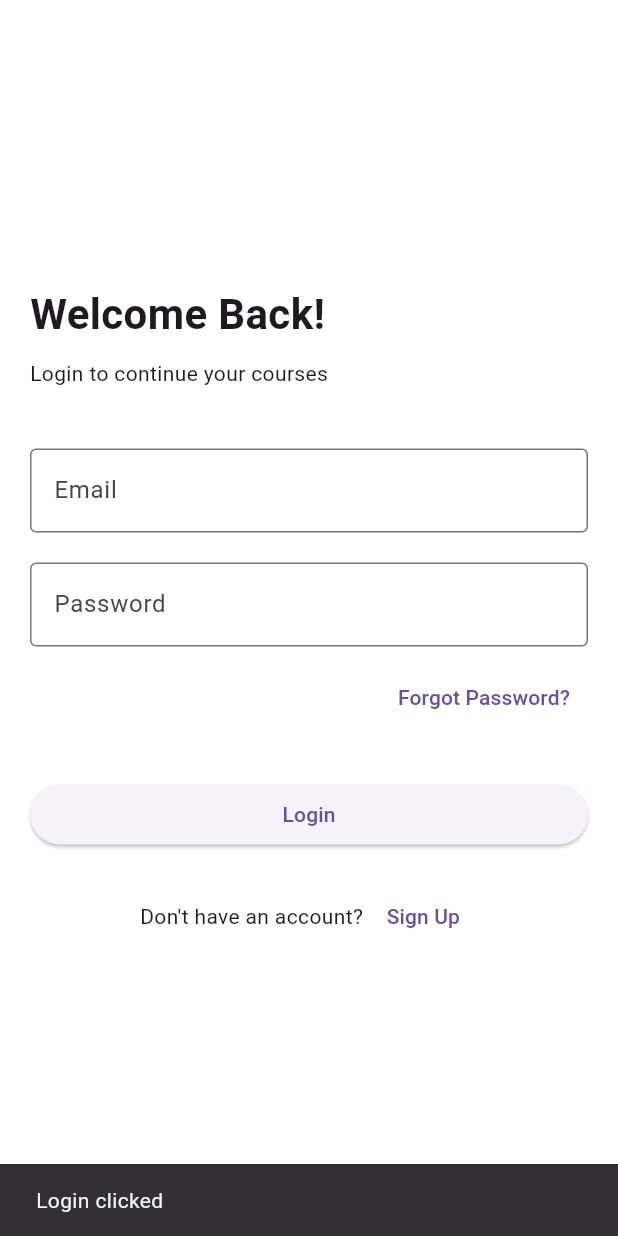
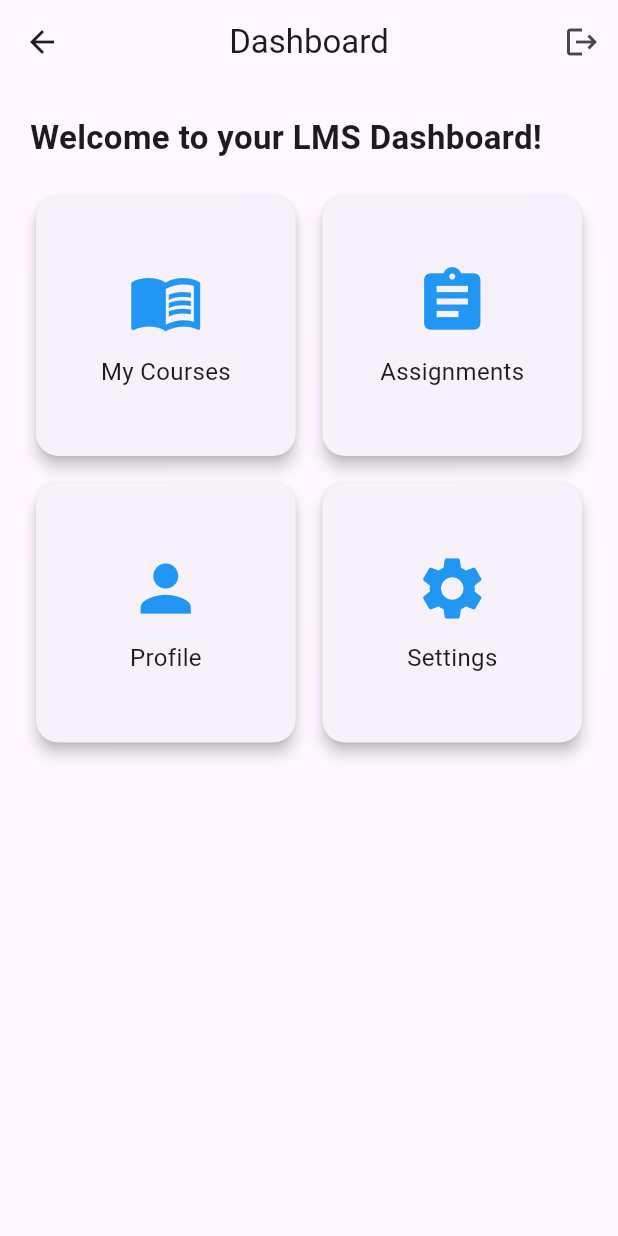
Before and after one commit to JhalakChitra/LearningManagmentSystem, a Flutter app: the screen it shows after launch, after a tap on "Login", on a phone screen of 412 x 824 dp. Run offline on Flutter 3.47's test engine with Material 3 defaults, Android fonts, the phone set to English and light mode, and no system bars.

Commit message:
Updated project files

```diff
--- a/lib/main.dart
+++ b/lib/main.dart
@@ -1,5 +1,6 @@
 import 'package:flutter/material.dart';
 import 'screens/auth/login.dart';
+import 'screens/splashscreen.dart';
 
 void main() {
   runApp(const LMSApp());
@@ -17,7 +18,7 @@ class LMSApp extends StatelessWidget {
         primarySwatch: Colors.blue,
         fontFamily: "Roboto",
       ),
-      home: const LoginScreen(),
+      home: const SplashScreen(),
     );
   }
 }
--- a/lib/screens/auth/login.dart
+++ b/lib/screens/auth/login.dart
@@ -1,6 +1,7 @@
 import 'package:flutter/material.dart';
 import 'forgotpassword.dart';
-import 'signup.dart'; // Make sure to create this file
+import 'package:pathshala/screens/dashboard/dashboard.dart';
+import 'signup.dart';
 
 class LoginScreen extends StatefulWidget {
   const LoginScreen({super.key});
@@ -33,7 +34,6 @@ class _LoginScreenState extends State<LoginScreen> {
                 ),
                 const SizedBox(height: 10),
                 const Text("Login to continue your courses"),
-
                 const SizedBox(height: 40),
 
                 // Email
@@ -44,7 +44,6 @@ class _LoginScreenState extends State<LoginScreen> {
                     border: OutlineInputBorder(),
                   ),
                 ),
-
                 const SizedBox(height: 20),
 
                 // Password
@@ -56,7 +55,6 @@ class _LoginScreenState extends State<LoginScreen> {
                     border: OutlineInputBorder(),
                   ),
                 ),
-
                 const SizedBox(height: 10),
 
                 // Forgot password
@@ -74,7 +72,6 @@ class _LoginScreenState extends State<LoginScreen> {
                     child: const Text("Forgot Password?"),
                   ),
                 ),
-
                 const SizedBox(height: 30),
 
                 // Login button
@@ -82,9 +79,11 @@ class _LoginScreenState extends State<LoginScreen> {
                   width: double.infinity,
                   child: ElevatedButton(
                     onPressed: () {
-                      // Later we add API here
-                      ScaffoldMessenger.of(context).showSnackBar(
-                        const SnackBar(content: Text("Login clicked")),
+                      Navigator.push(
+                        context,
+                        MaterialPageRoute(
+                          builder: (_) => const DashboardScreen(),
+                        ),
                       );
                     },
                     child: const Text("Login"),
@@ -92,6 +91,60 @@ class _LoginScreenState extends State<LoginScreen> {
                 ),
 
                 const SizedBox(height: 20),
+
+                // ---- Divider OR text ----
+                const Row(
+                  children: [
+                    Expanded(child: Divider()),
+                    Padding(
+                      padding: EdgeInsets.symmetric(horizontal: 8.0),
+                      child: Text("Or"),
+                    ),
+                    Expanded(child: Divider()),
+                  ],
+                ),
+
+                const SizedBox(height: 20),
+
+                // ==== Google SignIn Button ====
+                SizedBox(
+                  width: double.infinity,
+                  child: OutlinedButton.icon(
+                    icon: Image.asset(
+                      "assets/google.png",
+                      height: 24,
+                    ),
+                    onPressed: () {
+                      // TODO: integrate google login
+                    },
+                    label: const Text("Sign in with Google"),
+                    style: OutlinedButton.styleFrom(
+                      padding: const EdgeInsets.symmetric(vertical: 14),
+                    ),
+                  ),
+                ),
+
+                const SizedBox(height: 15),
+
+                // ==== Facebook SignIn Button ====
+                SizedBox(
+                  width: double.infinity,
+                  child: OutlinedButton.icon(
+                    icon: Image.asset(
+                      "assets/facebook.png",
+                      height: 24,
+                    ),
+                    onPressed: () {
+                      // TODO: integrate facebook login
+                    },
+                    label: const Text("Sign in with Facebook"),
+                    style: OutlinedButton.styleFrom(
+                      padding: const EdgeInsets.symmetric(vertical: 14),
+                    ),
+                  ),
+                ),
+
+                const SizedBox(height: 30),
 
                 // Sign Up button
                 Row(
--- /dev/null
+++ b/lib/screens/dashboard/dashboard.dart
@@ -0,0 +1,91 @@
+import 'package:flutter/material.dart';
+
+class DashboardScreen extends StatefulWidget {
+  const DashboardScreen({super.key});
+
+  @override
+  State<DashboardScreen> createState() => _DashboardScreenState();
+}
+
+class _DashboardScreenState extends State<DashboardScreen> {
+  @override
+  Widget build(BuildContext context) {
+    return Scaffold(
+      appBar: AppBar(
+        title: const Text('Dashboard'),
+        centerTitle: true,
+        actions: [
+          IconButton(
+            icon: const Icon(Icons.logout),
+            onPressed: () {
+              // Navigate back to login on logout
+              Navigator.pop(context);
+            },
+          )
+        ],
+      ),
+      body: Padding(
+        padding: const EdgeInsets.all(20.0),
+        child: Column(
+          crossAxisAlignment: CrossAxisAlignment.start,
+          children: [
+            const Text(
+              "Welcome to your LMS Dashboard!",
+              style: TextStyle(fontSize: 22, fontWeight: FontWeight.bold),
+            ),
+            const SizedBox(height: 20),
+
+            // Example cards for courses or sections
+            Expanded(
+              child: GridView.count(
+                crossAxisCount: 2,
+                crossAxisSpacing: 10,
+                mainAxisSpacing: 10,
+                children: [
+                  DashboardCard(title: "My Courses", icon: Icons.menu_book),
+                  DashboardCard(title: "Assignments", icon: Icons.assignment),
+                  DashboardCard(title: "Profile", icon: Icons.person),
+                  DashboardCard(title: "Settings", icon: Icons.settings),
+                ],
+              ),
+            ),
+          ],
+        ),
+      ),
+    );
+  }
+}
+
+class DashboardCard extends StatelessWidget {
+  final String title;
+  final IconData icon;
+
+  const DashboardCard({super.key, required this.title, required this.icon});
+
+  @override
+  Widget build(BuildContext context) {
+    return Card(
+      elevation: 4,
+      shape: RoundedRectangleBorder(borderRadius: BorderRadius.circular(15)),
+      child: InkWell(
+        borderRadius: BorderRadius.circular(15),
+        onTap: () {
+          // Add navigation for each card if needed
+          ScaffoldMessenger.of(context).showSnackBar(
+            SnackBar(content: Text('$title clicked')),
+          );
+        },
+        child: Center(
+          child: Column(
+            mainAxisSize: MainAxisSize.min,
+            children: [
+              Icon(icon, size: 50, color: Colors.blue),
+              const SizedBox(height: 10),
+              Text(title, style: const TextStyle(fontSize: 16)),
+            ],
+          ),
+        ),
+      ),
+    );
+  }
+}
--- /dev/null
+++ b/lib/screens/splashscreen.dart
@@ -0,0 +1,38 @@
+import 'package:flutter/material.dart';
+import 'package:pathshala/screens/auth/login.dart';
+
+
+
+class SplashScreen extends StatefulWidget {
+  const SplashScreen({super.key});
+
+  @override
+  State<SplashScreen> createState() => _SplashScreenState();
+}
+
+class _SplashScreenState extends State<SplashScreen> {
+  @override
+  void initState() {
+    super.initState();
+
+    Future.delayed(const Duration(seconds: 3), () {
+      Navigator.pushReplacement(
+        context,
+        MaterialPageRoute(builder: (context) => const LoginScreen()),
+      );
+    });
+  }
+
+  @override
+  Widget build(BuildContext context) {
+    return const Scaffold(
+      backgroundColor: Colors.deepPurple,
+      body: Center(
+        child: Text(
+          "Pathshala App",
+          style: TextStyle(color: Colors.white, fontSize: 30),
+        ),
+      ),
+    );
+  }
+}
--- a/pubspec.yaml
+++ b/pubspec.yaml
@@ -58,7 +58,9 @@ flutter:
   uses-material-design: true
 
   # To add assets to your application, add an assets section, like this:
-  # assets:
+  assets:
+   - assets/google.png
+   - assets/facebook.png
   #   - images/a_dot_burr.jpeg
   #   - images/a_dot_ham.jpeg
 
```
Also changed, not shown: assets/facebook.png (added), assets/google.png (added).
